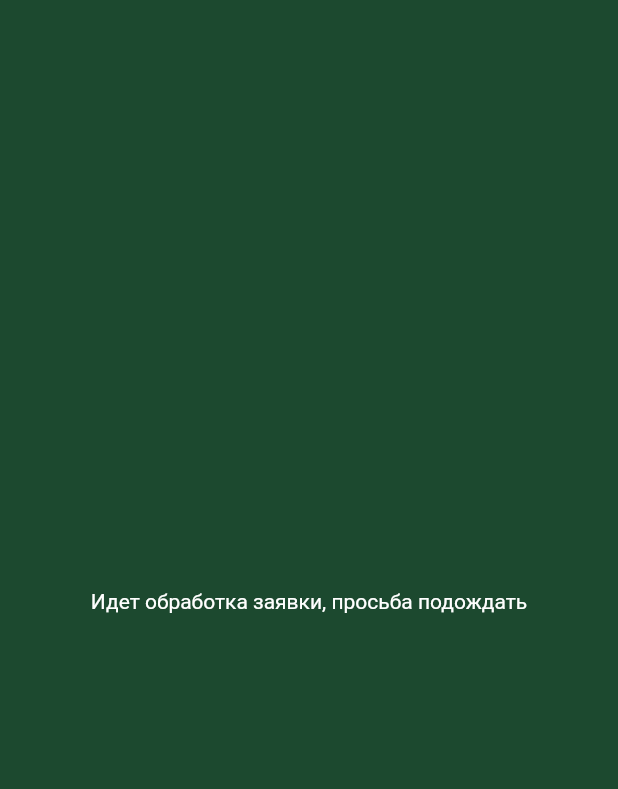
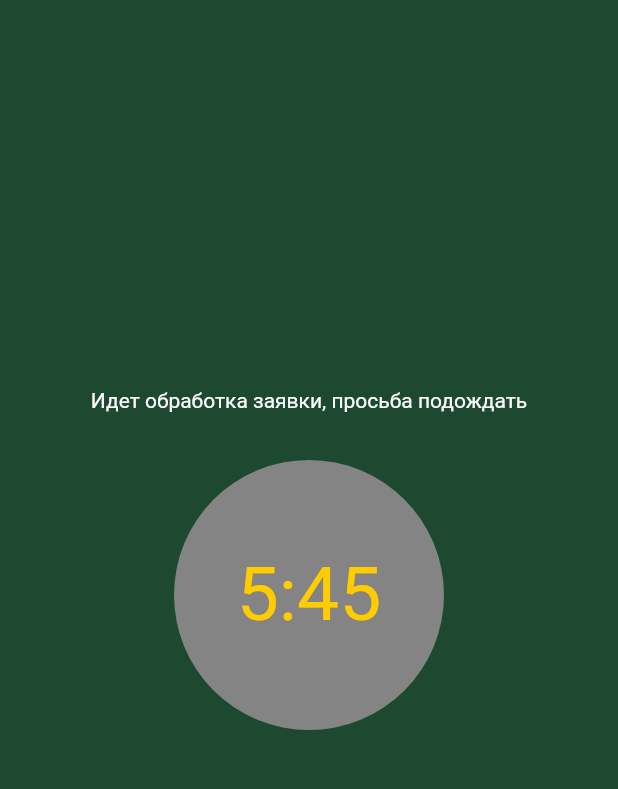
Before and after one commit to IVAAN1357/ProfitableLoan, a Flutter app: the TimerScreen screen opened directly, on a phone screen of 412 x 824 dp, the part 59-848 px from its top. Run offline on Flutter 3.47's test engine with Material 2 defaults, Android fonts, the phone set to English and light mode, and no system bars; our stand-ins replace flutter_svg.

Commit message:
Timer screen was changed.

```diff
--- a/profitable_loan/lib/timer.dart
+++ b/profitable_loan/lib/timer.dart
@@ -28,7 +28,27 @@ class TimerScreen extends StatelessWidget {
                 'Идет обработка заявки, просьба подождать',
                 style: TextStyle(color: Colors.white, fontSize: 14),
               ),
-
+              SizedBox(
+                height: 32,
+              ),
+              Container(
+                height: 180,
+                width: 180,
+                decoration: BoxDecoration(
+                  color: ProjectColors.gray,
+                  shape: BoxShape.circle,
+                ),
+                child: Center(
+                  child: Text(
+                    '5:45',
+                    style: TextStyle(
+                      fontSize: 50,
+                    color:  ProjectColors.yellow,
+                    ),
+                  ),
+                ),
+              ),
+              SizedBox(height: AppBar().preferredSize.height,)
             ],
           ),
         ),
```
